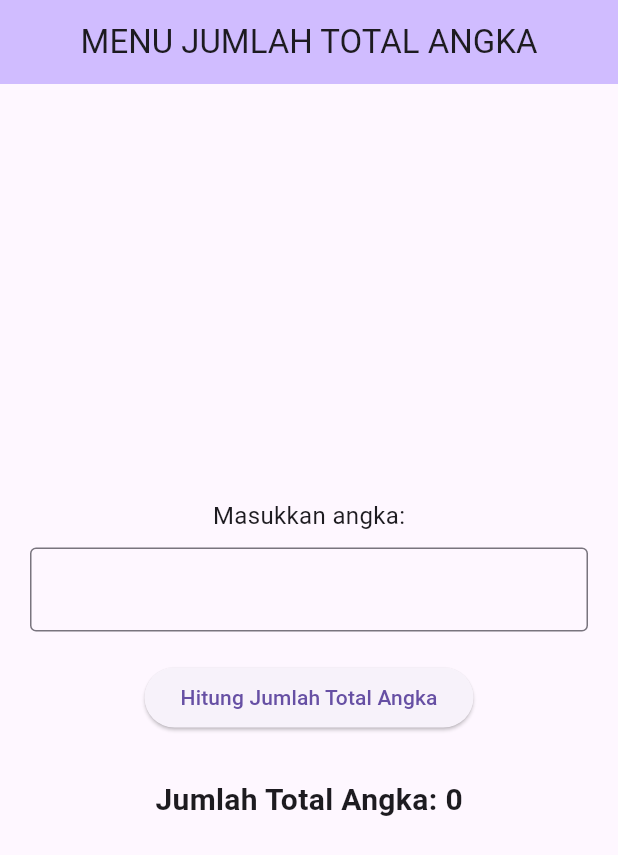
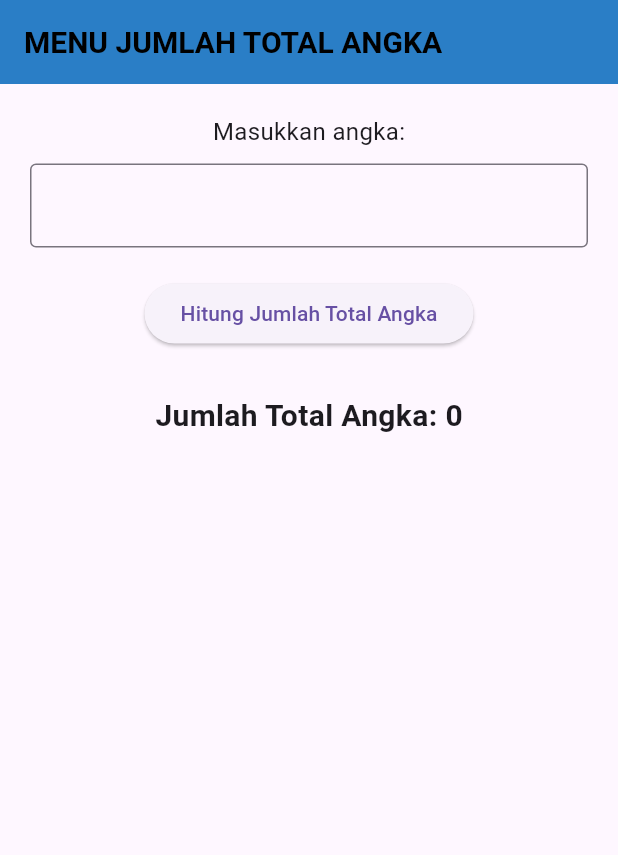
Before and after one commit to RudiAhmad-31/tugas1_PAM, a Flutter app: the TotalAngkaPage screen opened directly, on a phone screen of 412 x 824 dp. Shown: the top 855 px of the screen. Run offline on Flutter 3.47's test engine with Material 3 defaults, Android fonts, the phone set to English and light mode, and no system bars; missing offline and left inert: tugas1mobile; network calls fail.

Commit message:
Update total_angka.dart
ganti lagi

```diff
--- a/lib/menu/total_angka.dart
+++ b/lib/menu/total_angka.dart
@@ -49,15 +49,20 @@ class _TotalAngkaPageState extends State<TotalAngkaPage> {
 Widget build(BuildContext context) {
   return Scaffold(
     appBar: AppBar(
-        backgroundColor: Theme.of(context).colorScheme.inversePrimary,
-        title: Text(widget.title),
-        centerTitle: true,
-        automaticallyImplyLeading: true, // back button otomatis kalau ada navigator
+      backgroundColor: const Color.fromARGB(255, 42, 126, 198),
+      title: Text(
+        widget.title,
+        style: const TextStyle(
+          color: Colors.black,
+          fontSize: 20,
+          fontWeight: FontWeight.bold,
+        ),
+      ),
+      automaticallyImplyLeading: true, // back button otomatis
     ),
     body: Padding(
       padding: const EdgeInsets.all(20.0),
       child: Column(
-          mainAxisAlignment: MainAxisAlignment.center,
         children: <Widget>[
             const Text(
               "Masukkan angka:",
```
Lines whose indentation alone changed are shown as unchanged.
